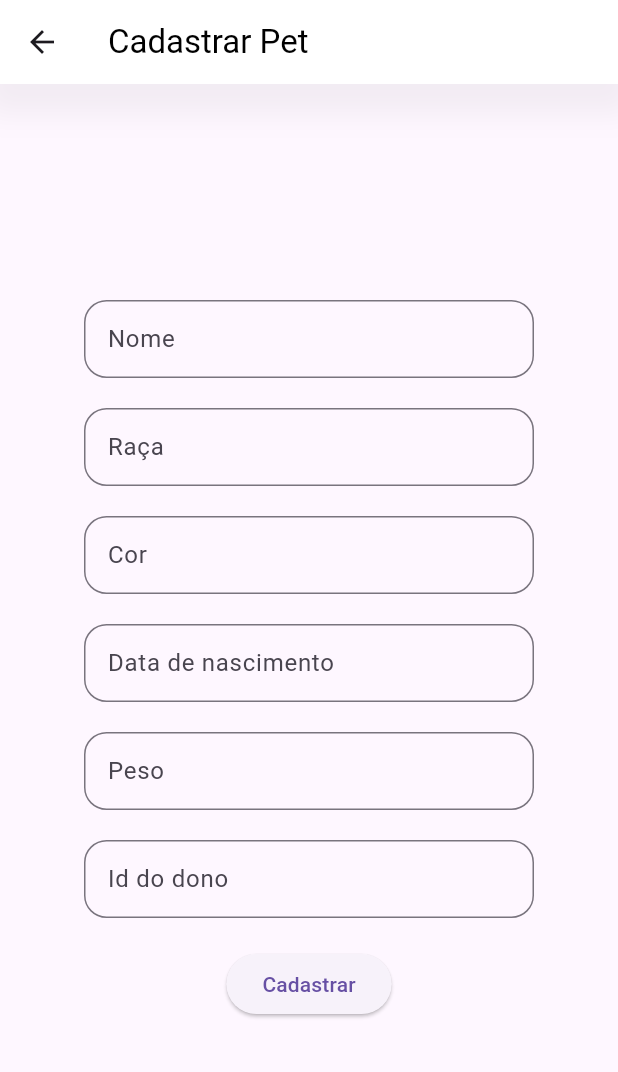
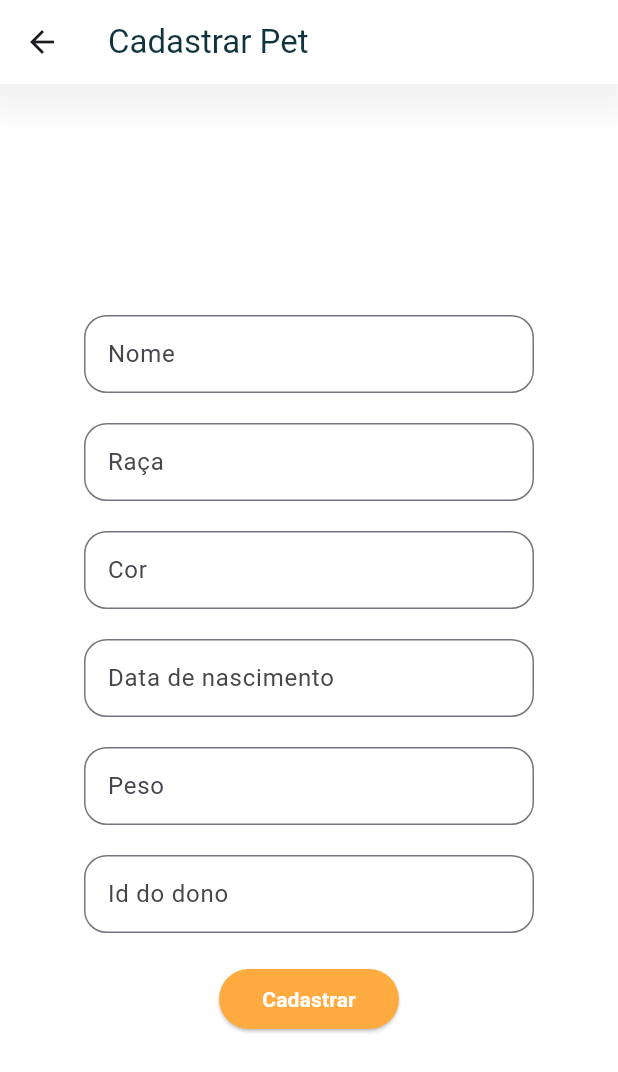
Before and after one commit to Pedro-Tuto/petshop-app, a Flutter app: the PetCreatePage screen opened by its route, on a phone screen of 412 x 824 dp. Shown: the top 1072 px of the screen. Run offline on Flutter 3.47's test engine with Material 3 defaults, Android fonts, the phone set to English and light mode, and no system bars; accounts and stored records are empty.

Commit message:
Ajustes finais e telas CRUD de pet

```diff
--- a/lib/pages/pet_create_page.dart
+++ b/lib/pages/pet_create_page.dart
@@ -1,5 +1,6 @@
 import 'package:flutter/material.dart';
 import 'package:openapi/api.dart';
+import 'package:petshop/constants/Color.dart';
 import 'package:petshop/request.dart';
 
 class PetCreatePage extends StatefulWidget {
@@ -58,11 +59,13 @@ class _PetCreatePageState extends State<PetCreatePage> {
   Widget build(BuildContext context) {
     return Scaffold(
 
+      backgroundColor: CustomColor.Background,
+
       //AppBar
       appBar: PreferredSize(
         preferredSize: const Size.fromHeight(kToolbarHeight),
         child: Container(
-            decoration: const BoxDecoration(color: Colors.white, boxShadow: [
+            decoration: const BoxDecoration(color: CustomColor.Background, boxShadow: [
               BoxShadow(
                 color: Color(0x0C000000),
                 blurRadius: 15,
@@ -73,9 +76,9 @@ class _PetCreatePageState extends State<PetCreatePage> {
             child: AppBar(
               title: const Text(
                 "Cadastrar Pet",
-                style: TextStyle(color: Colors.black),
+                style: TextStyle(color: CustomColor.Text4,),
               ),
-              backgroundColor: Colors.white,
+              backgroundColor: CustomColor.Background,
               elevation: 0,
             )),
       ),
@@ -100,7 +103,7 @@ class _PetCreatePageState extends State<PetCreatePage> {
                     labelText: "Nome",
                     border: OutlineInputBorder(
                       borderSide: BorderSide(
-                        color: Colors.black,
+                        color: CustomColor.Text1,
                       ),
                       borderRadius: BorderRadius.all(Radius.circular(15)),
                     ),
@@ -124,7 +127,7 @@ class _PetCreatePageState extends State<PetCreatePage> {
                   labelText: "Raça",
                   border: OutlineInputBorder(
                     borderSide: BorderSide(
-                      color: Colors.black,
+                      color: CustomColor.Text1,
                     ),
                     borderRadius: BorderRadius.all(Radius.circular(15)),
                   ),
@@ -149,7 +152,7 @@ class _PetCreatePageState extends State<PetCreatePage> {
                     labelText: "Cor",
                     border: OutlineInputBorder(
                       borderSide: BorderSide(
-                        color: Colors.black,
+                        color: CustomColor.Text1,
                       ),
                       borderRadius: BorderRadius.all(Radius.circular(15)),
                     ),
@@ -173,7 +176,7 @@ class _PetCreatePageState extends State<PetCreatePage> {
                   labelText: "Data de nascimento",
                   border: OutlineInputBorder(
                     borderSide: BorderSide(
-                      color: Colors.black,
+                      color: CustomColor.Text1,
                     ),
                     borderRadius: BorderRadius.all(Radius.circular(15)),
                   ),
@@ -199,7 +202,7 @@ class _PetCreatePageState extends State<PetCreatePage> {
                     labelText: "Peso",
                     border: OutlineInputBorder(
                       borderSide: BorderSide(
-                        color: Colors.black,
+                        color: CustomColor.Text1,
                       ),
                       borderRadius: BorderRadius.all(Radius.circular(15)),
                     ),
@@ -223,7 +226,7 @@ class _PetCreatePageState extends State<PetCreatePage> {
                   labelText: "Id do dono",
                   border: OutlineInputBorder(
                     borderSide: BorderSide(
-                      color: Colors.black,
+                      color: CustomColor.Text1,
                     ),
                     borderRadius: BorderRadius.all(Radius.circular(15)),
                   ),
@@ -233,13 +236,27 @@ class _PetCreatePageState extends State<PetCreatePage> {
                 },
               ),
             ),
-            Padding(
-              padding: EdgeInsets.all(20),
+
+            const SizedBox(height: 20,),
+
+            //Botão
+            SizedBox(
+              width: 120,
               child: ElevatedButton(
                 onPressed: createPet,
-                child: Text("Cadastrar"),
+                style: ElevatedButton.styleFrom(
+                  backgroundColor: CustomColor.Text2,
+                ),
+                child: const Text(
+                  "Cadastrar",
+                  style: TextStyle(
+                    fontSize: 14,
+                    fontWeight: FontWeight.bold,
+                    color: CustomColor.Text3,
+                  ),
+                ),
               ),
-            )
+            ),
           ],
         ),
       ),
--- a/lib/pages/user_create_page.dart
+++ b/lib/pages/user_create_page.dart
@@ -209,6 +209,8 @@ class _UserCreatePageState extends State<UserCreatePage> {
                 ),
               ),
             ),
+
+            //Botão
             SizedBox(
               width: 120,
               child: ElevatedButton(
--- a/lib/pages/user_delete_page.dart
+++ b/lib/pages/user_delete_page.dart
@@ -125,6 +125,8 @@ class _UserDeletePageState extends State<UserDeletePage> {
                 ),
               ),
             ),
+
+            //Botão
             SizedBox(
               width: 120,
               child: ElevatedButton(
--- a/lib/pages/user_info_page.dart
+++ b/lib/pages/user_info_page.dart
@@ -60,7 +60,6 @@ class _UserInfoPageState extends State<UserInfoPage> {
           margin: EdgeInsets.only(top: 150),
           alignment: Alignment.topCenter,
           child: Column(
-            mainAxisAlignment: MainAxisAlignment.start,
             children: [
               Padding(
                   padding: EdgeInsets.all(20),
--- a/lib/pages/user_update_page.dart
+++ b/lib/pages/user_update_page.dart
@@ -232,6 +232,8 @@ class _UserUpdatePageState extends State<UserUpdatePage> {
                 ),
               ),
             ),
+
+            //Botão
             SizedBox(
               width: 120,
               child: ElevatedButton(
```
Also changed, not shown: lib/pages/pet_delete_page.dart (+25 -5 lines), lib/pages/pet_info_page.dart (+14 -8 lines).
